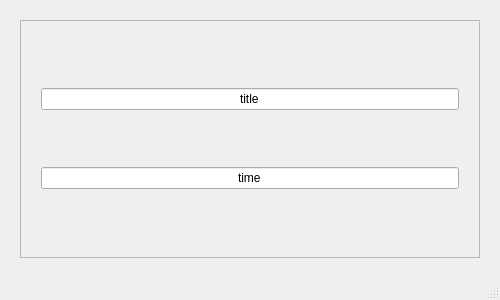
Above: timerwindow.ui from cephcyn/hourglassQT before the change. Below: the same form after it.
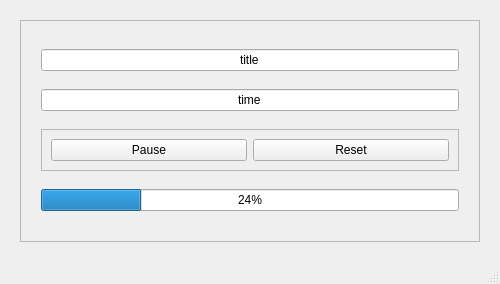
That is the form after the change.

Commit message: add a lot of visible buttons

Diff of the .ui file:
```diff
--- a/timerwindow.ui
+++ b/timerwindow.ui
@@ -7,13 +7,13 @@
     <x>0</x>
     <y>0</y>
     <width>500</width>
-    <height>300</height>
+    <height>284</height>
    </rect>
   </property>
   <property name="minimumSize">
    <size>
-    <width>250</width>
-    <height>150</height>
+    <width>300</width>
+    <height>250</height>
    </size>
   </property>
   <property name="maximumSize">
@@ -32,6 +32,12 @@
    <property name="enabled">
     <bool>true</bool>
    </property>
+   <property name="sizePolicy">
+    <sizepolicy hsizetype="Preferred" vsizetype="MinimumExpanding">
+     <horstretch>0</horstretch>
+     <verstretch>0</verstretch>
+    </sizepolicy>
+   </property>
    <layout class="QHBoxLayout" name="horizontalLayout">
     <property name="leftMargin">
      <number>20</number>
@@ -47,6 +53,18 @@
     </property>
     <item>
      <widget class="QFrame" name="frameControl">
+      <property name="sizePolicy">
+       <sizepolicy hsizetype="Preferred" vsizetype="MinimumExpanding">
+        <horstretch>0</horstretch>
+        <verstretch>0</verstretch>
+       </sizepolicy>
+      </property>
+      <property name="minimumSize">
+       <size>
+        <width>250</width>
+        <height>200</height>
+       </size>
+      </property>
       <property name="frameShape">
        <enum>QFrame::StyledPanel</enum>
       </property>
@@ -70,7 +88,13 @@
         <number>20</number>
        </property>
        <item>
-        <widget class="QLineEdit" name="lineEdit">
+        <widget class="QLineEdit" name="inputTitle">
+         <property name="minimumSize">
+          <size>
+           <width>0</width>
+           <height>20</height>
+          </size>
+         </property>
          <property name="focusPolicy">
           <enum>Qt::ClickFocus</enum>
          </property>
@@ -84,6 +108,12 @@
        </item>
        <item>
         <widget class="QLineEdit" name="inputTime">
+         <property name="minimumSize">
+          <size>
+           <width>0</width>
+           <height>20</height>
+          </size>
+         </property>
          <property name="text">
           <string>time</string>
          </property>
@@ -92,6 +122,69 @@
          </property>
         </widget>
        </item>
+       <item>
+        <widget class="QFrame" name="frame">
+         <property name="sizePolicy">
+          <sizepolicy hsizetype="Minimum" vsizetype="Maximum">
+           <horstretch>0</horstretch>
+           <verstretch>0</verstretch>
+          </sizepolicy>
+         </property>
+         <property name="minimumSize">
+          <size>
+           <width>0</width>
+           <height>25</height>
+          </size>
+         </property>
+         <property name="frameShape">
+          <enum>QFrame::StyledPanel</enum>
+         </property>
+         <property name="frameShadow">
+          <enum>QFrame::Raised</enum>
+         </property>
+         <layout class="QHBoxLayout" name="horizontalLayout_2">
+          <item>
+           <widget class="QPushButton" name="buttonToggle">
+            <property name="minimumSize">
+             <size>
+              <width>0</width>
+              <height>20</height>
+             </size>
+            </property>
+            <property name="text">
+             <string>Pause</string>
+            </property>
+           </widget>
+          </item>
+          <item>
+           <widget class="QPushButton" name="pushReset">
+            <property name="minimumSize">
+             <size>
+              <width>0</width>
+              <height>20</height>
+             </size>
+            </property>
+            <property name="text">
+             <string>Reset</string>
+            </property>
+           </widget>
+          </item>
+         </layout>
+        </widget>
+       </item>
+       <item>
+        <widget class="QProgressBar" name="progressBar">
+         <property name="minimumSize">
+          <size>
+           <width>0</width>
+           <height>20</height>
+          </size>
+         </property>
+         <property name="value">
+          <number>24</number>
+         </property>
+        </widget>
+       </item>
       </layout>
      </widget>
     </item>
```
